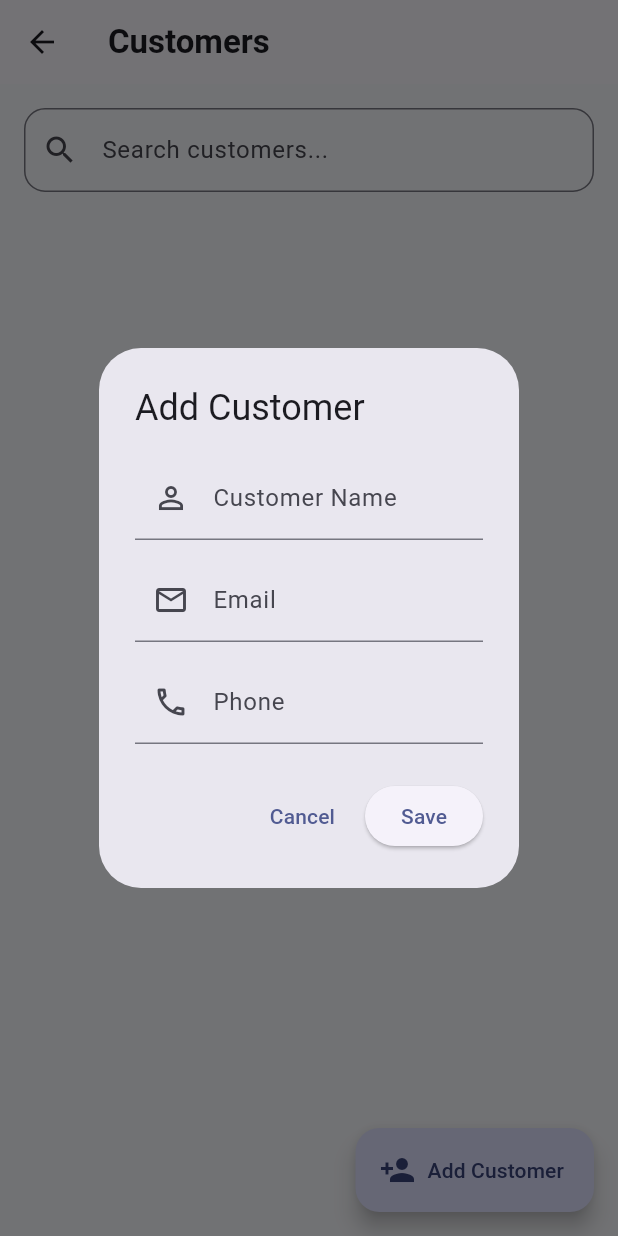
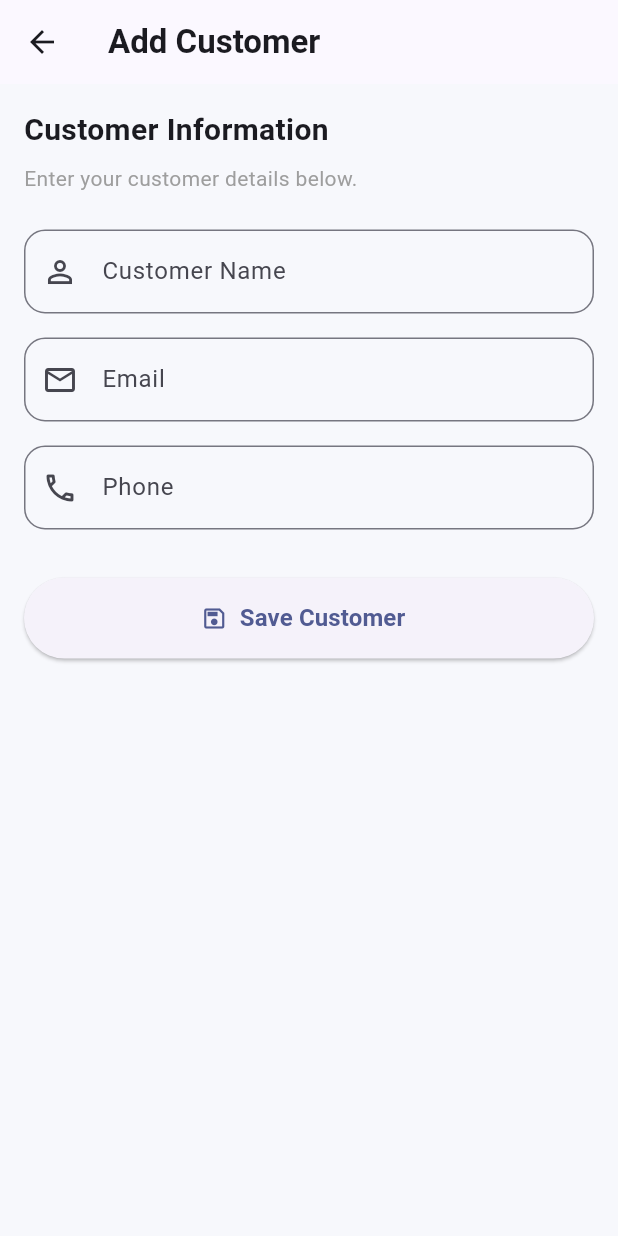
Before and after one commit to MuhammadSirajShah/Invoice-Bill-Maker-, a Flutter app: the CustomersScreen screen opened directly, after a tap on "Add Customer", on a phone screen of 412 x 824 dp. Run offline on Flutter 3.47's test engine with Material 3 defaults, Android fonts, the phone set to English and light mode, and no system bars; our stand-ins replace pdf, share_plus, shared_preferences; accounts and stored records are empty.

Commit message:
Update project

```diff
--- /dev/null
+++ b/lib/screens/add_customer_screen.dart
@@ -0,0 +1,178 @@
+import 'package:flutter/material.dart';
+
+import '../models/customer_model.dart';
+
+class AddCustomerScreen extends StatefulWidget {
+  const AddCustomerScreen({super.key});
+
+  @override
+  State<AddCustomerScreen> createState() =>
+      _AddCustomerScreenState();
+}
+
+class _AddCustomerScreenState
+    extends State<AddCustomerScreen> {
+  final _formKey = GlobalKey<FormState>();
+
+  final nameController = TextEditingController();
+  final emailController = TextEditingController();
+  final phoneController = TextEditingController();
+
+  @override
+  void dispose() {
+    nameController.dispose();
+    emailController.dispose();
+    phoneController.dispose();
+
+    super.dispose();
+  }
+
+  void _saveCustomer() {
+    if (!_formKey.currentState!.validate()) {
+      return;
+    }
+
+    final customer = CustomerModel(
+      id: DateTime.now()
+          .millisecondsSinceEpoch
+          .toString(),
+      name: nameController.text.trim(),
+      email: emailController.text.trim(),
+      phone: phoneController.text.trim(),
+    );
+
+    Navigator.pop(
+      context,
+      customer,
+    );
+  }
+
+  @override
+  Widget build(BuildContext context) {
+    return Scaffold(
+      appBar: AppBar(
+        title: const Text(
+          'Add Customer',
+          style: TextStyle(
+            fontWeight: FontWeight.bold,
+          ),
+        ),
+      ),
+      body: SingleChildScrollView(
+        padding: const EdgeInsets.all(16),
+        child: Form(
+          key: _formKey,
+          child: Column(
+            crossAxisAlignment:
+            CrossAxisAlignment.start,
+            children: [
+              const Text(
+                'Customer Information',
+                style: TextStyle(
+                  fontSize: 20,
+                  fontWeight: FontWeight.bold,
+                ),
+              ),
+
+              const SizedBox(height: 8),
+
+              const Text(
+                'Enter your customer details below.',
+                style: TextStyle(
+                  color: Colors.grey,
+                ),
+              ),
+
+              const SizedBox(height: 24),
+
+              TextFormField(
+                controller: nameController,
+                textInputAction:
+                TextInputAction.next,
+                decoration: InputDecoration(
+                  labelText: 'Customer Name',
+                  hintText: 'Enter customer name',
+                  prefixIcon: const Icon(
+                    Icons.person_outline,
+                  ),
+                  border: OutlineInputBorder(
+                    borderRadius:
+                    BorderRadius.circular(14),
+                  ),
+                ),
+                validator: (value) {
+                  if (value == null ||
+                      value.trim().isEmpty) {
+                    return 'Enter customer name';
+                  }
+
+                  return null;
+                },
+              ),
+
+              const SizedBox(height: 16),
+
+              TextFormField(
+                controller: emailController,
+                keyboardType:
+                TextInputType.emailAddress,
+                textInputAction:
+                TextInputAction.next,
+                decoration: InputDecoration(
+                  labelText: 'Email',
+                  hintText: 'Enter email address',
+                  prefixIcon: const Icon(
+                    Icons.email_outlined,
+                  ),
+                  border: OutlineInputBorder(
+                    borderRadius:
+                    BorderRadius.circular(14),
+                  ),
+                ),
+              ),
+
+              const SizedBox(height: 16),
+
+              TextFormField(
+                controller: phoneController,
+                keyboardType:
+                TextInputType.phone,
+                decoration: InputDecoration(
+                  labelText: 'Phone',
+                  hintText: 'Enter phone number',
+                  prefixIcon: const Icon(
+                    Icons.phone_outlined,
+                  ),
+                  border: OutlineInputBorder(
+                    borderRadius:
+                    BorderRadius.circular(14),
+                  ),
+                ),
+              ),
+
+              const SizedBox(height: 32),
+
+              SizedBox(
+                width: double.infinity,
+                height: 54,
+                child: ElevatedButton.icon(
+                  onPressed: _saveCustomer,
+                  icon: const Icon(
+                    Icons.save_outlined,
+                  ),
+                  label: const Text(
+                    'Save Customer',
+                    style: TextStyle(
+                      fontSize: 16,
+                      fontWeight: FontWeight.bold,
+                    ),
+                  ),
+                ),
+              ),
+            ],
+          ),
+        ),
+      ),
+    );
+  }
+}
--- a/lib/screens/customers_screen.dart
+++ b/lib/screens/customers_screen.dart
@@ -2,6 +2,7 @@ import 'package:flutter/material.dart';
 
 import '../models/customer_model.dart';
 import '../services/customer_storage_service.dart';
+import 'add_customer_screen.dart';
 
 class CustomersScreen extends StatefulWidget {
   const CustomersScreen({super.key});
@@ -72,129 +73,24 @@ class _CustomersScreenState extends State<CustomersScreen> {
     });
   }
 
-  Future<void> _showAddCustomerDialog() async {
-    final nameController = TextEditingController();
-    final emailController = TextEditingController();
-    final phoneController = TextEditingController();
+  Future<void> _addCustomer() async {
+    final customer = await Navigator.push<CustomerModel>(
+      context,
+      MaterialPageRoute(
+        builder: (context) =>
+        const AddCustomerScreen(),
+      ),
+    );
 
-    final formKey = GlobalKey<FormState>();
-
-    await showDialog(
-      context: context,
-      builder: (context) {
-        return AlertDialog(
-          title: const Text(
-            'Add Customer',
-          ),
-          content: Form(
-            key: formKey,
-            child: SingleChildScrollView(
-              child: Column(
-                mainAxisSize: MainAxisSize.min,
-                children: [
-                  TextFormField(
-                    controller: nameController,
-                    textInputAction:
-                    TextInputAction.next,
-                    decoration: const InputDecoration(
-                      labelText: 'Customer Name',
-                      prefixIcon: Icon(
-                        Icons.person_outline,
-                      ),
-                    ),
-                    validator: (value) {
-                      if (value == null ||
-                          value.trim().isEmpty) {
-                        return 'Enter customer name';
-                      }
-
-                      return null;
-                    },
-                  ),
-
-                  const SizedBox(height: 12),
-
-                  TextFormField(
-                    controller: emailController,
-                    keyboardType:
-                    TextInputType.emailAddress,
-                    textInputAction:
-                    TextInputAction.next,
-                    decoration: const InputDecoration(
-                      labelText: 'Email',
-                      prefixIcon: Icon(
-                        Icons.email_outlined,
-                      ),
-                    ),
-                  ),
-
-                  const SizedBox(height: 12),
-
-                  TextFormField(
-                    controller: phoneController,
-                    keyboardType:
-                    TextInputType.phone,
-                    decoration: const InputDecoration(
-                      labelText: 'Phone',
-                      prefixIcon: Icon(
-                        Icons.phone_outlined,
-                      ),
-                    ),
-                  ),
-                ],
-              ),
-            ),
-          ),
-          actions: [
-            TextButton(
-              onPressed: () {
-                Navigator.pop(context);
-              },
-              child: const Text(
-                'Cancel',
-              ),
-            ),
-            ElevatedButton(
-              onPressed: () async {
-                if (!formKey.currentState!
-                    .validate()) {
+    if (customer == null) {
       return;
     }
 
-                final customer = CustomerModel(
-                  id: DateTime.now()
-                      .millisecondsSinceEpoch
-                      .toString(),
-                  name: nameController.text.trim(),
-                  email: emailController.text.trim(),
-                  phone: phoneController.text.trim(),
-                );
-
-                await CustomerStorageService
-                    .saveCustomer(
+    await CustomerStorageService.saveCustomer(
       customer,
     );
 
-                if (!context.mounted) {
-                  return;
-                }
-
-                Navigator.pop(context);
-
     await _loadCustomers();
-              },
-              child: const Text(
-                'Save',
-              ),
-            ),
-          ],
-        );
-      },
-    );
-
-    nameController.dispose();
-    emailController.dispose();
-    phoneController.dispose();
   }
 
   Future<void> _deleteCustomer(
@@ -384,7 +280,7 @@ class _CustomersScreenState extends State<CustomersScreen> {
         ],
       ),
       floatingActionButton: FloatingActionButton.extended(
-        onPressed: _showAddCustomerDialog,
+        onPressed: _addCustomer,
         icon: const Icon(
           Icons.person_add,
         ),
```
Also changed, not shown: lib/models/product_model.dart (+33 -0 lines), lib/screens/home_screen.dart (+11 -0 lines). Lines whose indentation alone changed are shown as unchanged.
